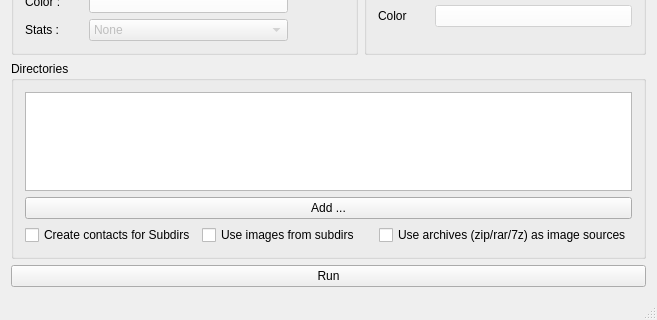
This is mc_main.ui in TouchTone/make_contact as Qt 5 draws it before an edit; both pictures show x 0 to 657 and y 416 to 736 of the 657 by 736 pixel window. The edited form follows.
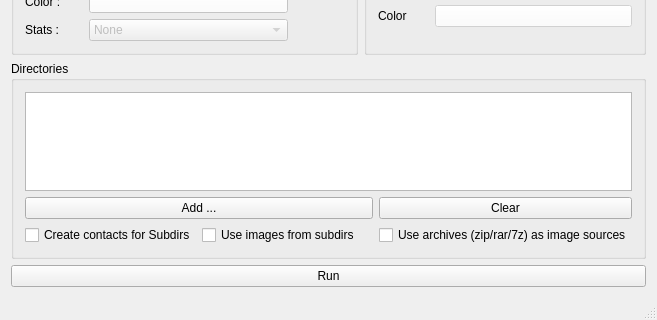
This is the edited form. Custom widgets are drawn as their Qt base class.

Commit message: Added Clear Button

Patch:
```diff
--- a/mc_main.ui
+++ b/mc_main.ui
@@ -1357,13 +1357,20 @@
          </property>
         </widget>
        </item>
-       <item row="1" column="0" colspan="3">
+       <item row="1" column="0" colspan="2">
         <widget class="QPushButton" name="dirsAddB">
          <property name="text">
           <string>Add ...</string>
          </property>
         </widget>
        </item>
+       <item row="1" column="2" colspan="1">
+        <widget class="QPushButton" name="dirsClearB">
+         <property name="text">
+          <string>Clear</string>
+         </property>
+        </widget>
+       </item>
        <item row="0" column="0" colspan="3">
         <widget class="DirsList" name="dirsL">
          <property name="acceptDrops">
```
The commit also changes 1 other file.
